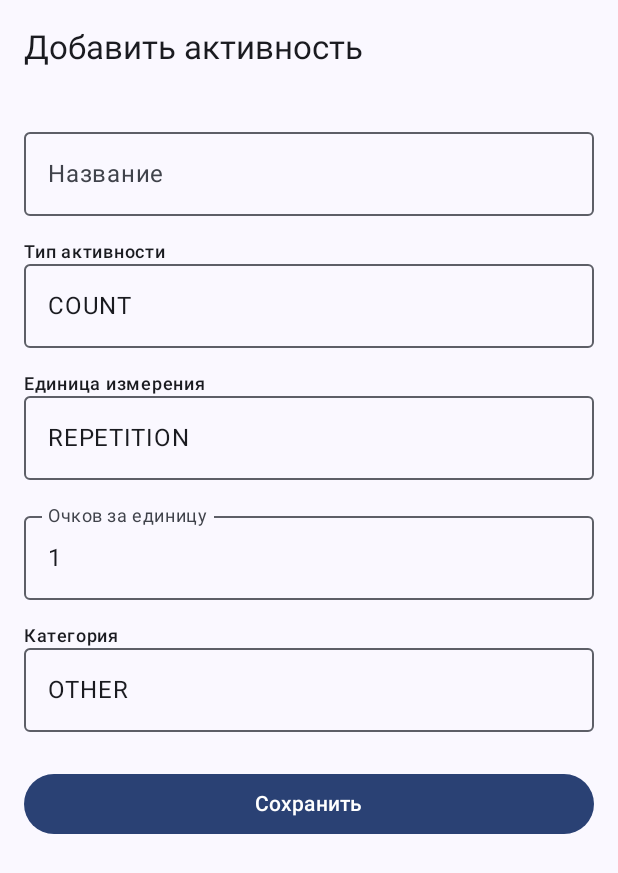
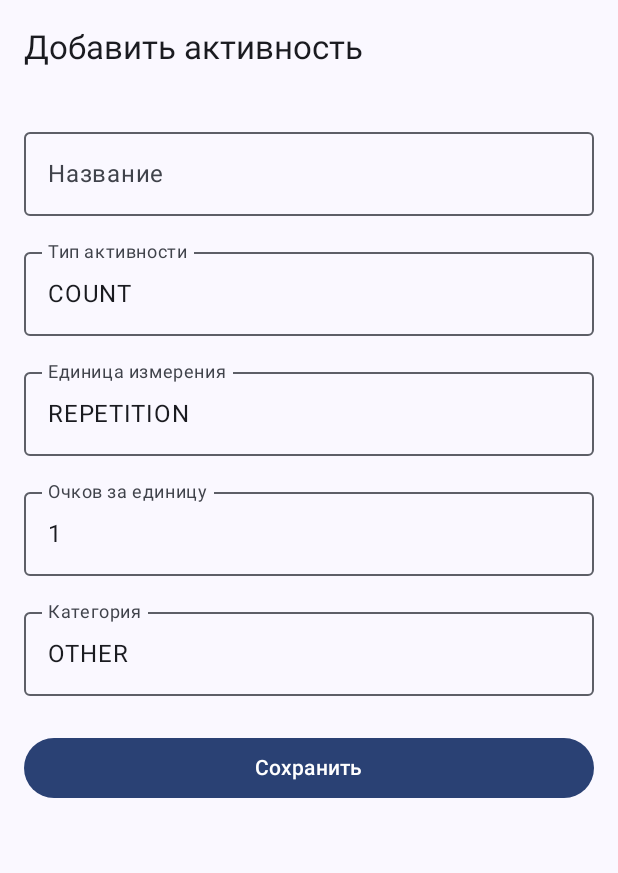
Before and after one commit to dioniskrasava/MaJo-android, an Android app built with Jetpack Compose: the AddActivityScreen screen opened through its navigation route, on a phone screen of 412 x 824 dp. Shown: the top 873 px of the screen. Run offline under Robolectric (Android 15) with nearby library versions, the phone set to English and light mode, and no system bars; our stand-ins replace Room's generated code.

Commit message:
FIXED баг с выбором типов активностей, единиц измерения, категории ADDED иконки material-icons-core/extended:1.7.0 ADDED отображение типа активности, единиц измерения, категории в списке добавленных активностей

```diff
--- a/app/build.gradle.kts
+++ b/app/build.gradle.kts
@@ -52,6 +52,7 @@ dependencies {
     implementation(libs.androidx.compose.ui.graphics)
     implementation(libs.androidx.compose.ui.tooling.preview)
     implementation(libs.androidx.compose.material3)
+    implementation(libs.firebase.perf.ktx)
     testImplementation(libs.junit)
     androidTestImplementation(libs.androidx.junit)
     androidTestImplementation(libs.androidx.espresso.core)
@@ -65,4 +66,8 @@ dependencies {
     implementation("androidx.room:room-runtime:2.6.1")
     implementation("androidx.room:room-ktx:2.6.1")
     kapt("androidx.room:room-compiler:2.6.1")
+
+    // ---- ИКОНКИ
+    implementation("androidx.compose.material:material-icons-core:1.7.0")
+    implementation("androidx.compose.material:material-icons-extended:1.7.0")
 }
--- a/app/src/main/java/app/majo/ui/screens/add_action/AddActionScreen.kt
+++ b/app/src/main/java/app/majo/ui/screens/add_action/AddActionScreen.kt
@@ -109,6 +109,7 @@ fun AddActivityScreen(
     }
 }
 
+@OptIn(ExperimentalMaterial3Api::class)
 @Composable
 fun DropdownField(
     label: String,
@@ -118,21 +119,23 @@ fun DropdownField(
 ) {
     var expanded by remember { mutableStateOf(false) }
 
-    Column {
-        Text(text = label, style = MaterialTheme.typography.labelMedium)
-        Box {
+    ExposedDropdownMenuBox(
+        expanded = expanded,
+        onExpandedChange = { expanded = !expanded }
+    ) {
         OutlinedTextField(
             value = current,
             onValueChange = {},
             readOnly = true,
+            label = { Text(label) },
             modifier = Modifier
+                .menuAnchor()
                 .fillMaxWidth()
-                    .clickable { expanded = true }
         )
 
-            DropdownMenu(
+        ExposedDropdownMenu(
             expanded = expanded,
-                onDismissRequest = { expanded = false },
+            onDismissRequest = { expanded = false }
         ) {
             items.forEach { item ->
                 DropdownMenuItem(
@@ -146,4 +149,3 @@ fun DropdownField(
         }
     }
 }
-}
--- a/gradle/libs.versions.toml
+++ b/gradle/libs.versions.toml
@@ -8,6 +8,7 @@ espressoCore = "3.7.0"
 lifecycleRuntimeKtx = "2.9.4"
 activityCompose = "1.11.0"
 composeBom = "2024.09.00"
+firebasePerfKtx = "21.0.1"
 
 [libraries]
 androidx-core-ktx = { group = "androidx.core", name = "core-ktx", version.ref = "coreKtx" }
@@ -24,6 +25,7 @@ androidx-compose-ui-tooling-preview = { group = "androidx.compose.ui", name = "u
 androidx-compose-ui-test-manifest = { group = "androidx.compose.ui", name = "ui-test-manifest" }
 androidx-compose-ui-test-junit4 = { group = "androidx.compose.ui", name = "ui-test-junit4" }
 androidx-compose-material3 = { group = "androidx.compose.material3", name = "material3" }
+firebase-perf-ktx = { group = "com.google.firebase", name = "firebase-perf-ktx", version.ref = "firebasePerfKtx" }
 
 [plugins]
 android-application = { id = "com.android.application", version.ref = "agp" }
```
Also changed, not shown: app/src/main/java/app/majo/ui/components/ActionCard.kt (+97 -12 lines). Lines whose indentation alone changed are shown as unchanged.
